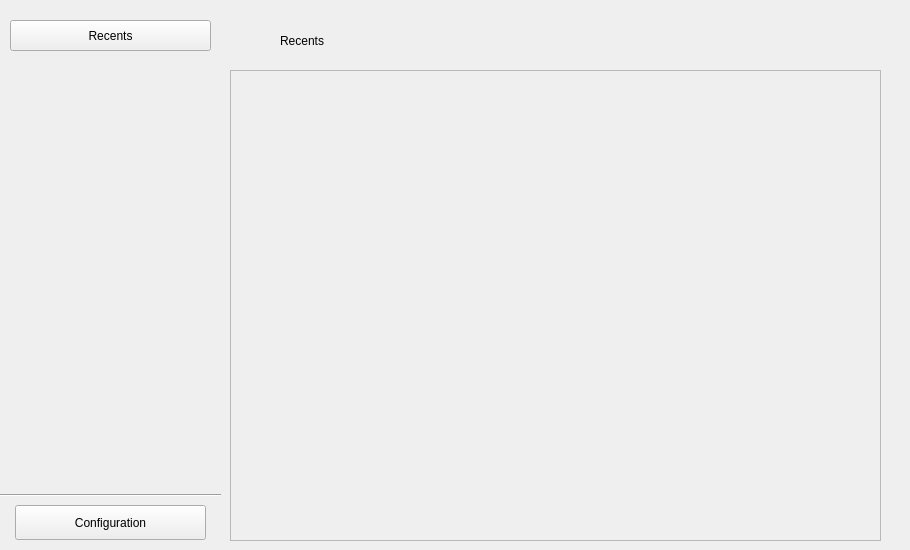
This is src/components/projects-panel/projectspanel.ui in RapidWebForge/RapidWebForgeApp as Qt 5 draws it before an edit. The edited form follows.
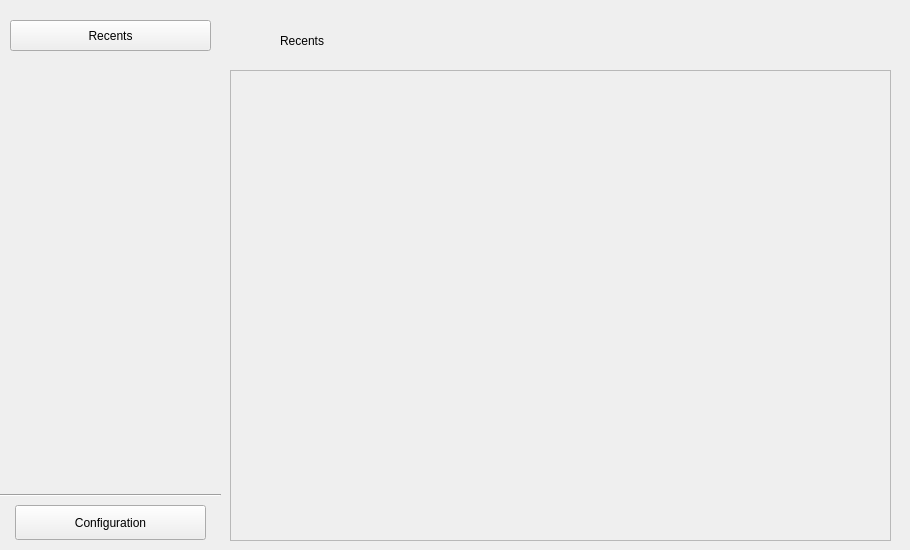
This is the edited form. Icons and pictures are not drawn.

```diff
--- a/src/components/projects-panel/projectspanel.ui
+++ b/src/components/projects-panel/projectspanel.ui
@@ -18,7 +18,7 @@
     <rect>
      <x>280</x>
      <y>20</y>
-     <width>111</width>
+     <width>321</width>
      <height>41</height>
     </rect>
    </property>
@@ -31,7 +31,7 @@
     <rect>
      <x>230</x>
      <y>70</y>
-     <width>651</width>
+     <width>661</width>
      <height>471</height>
     </rect>
    </property>
@@ -46,7 +46,7 @@
      <rect>
       <x>0</x>
       <y>0</y>
-      <width>649</width>
+      <width>659</width>
       <height>469</height>
      </rect>
     </property>
@@ -55,7 +55,7 @@
       <rect>
        <x>4</x>
        <y>0</y>
-       <width>641</width>
+       <width>651</width>
        <height>491</height>
       </rect>
      </property>
```
